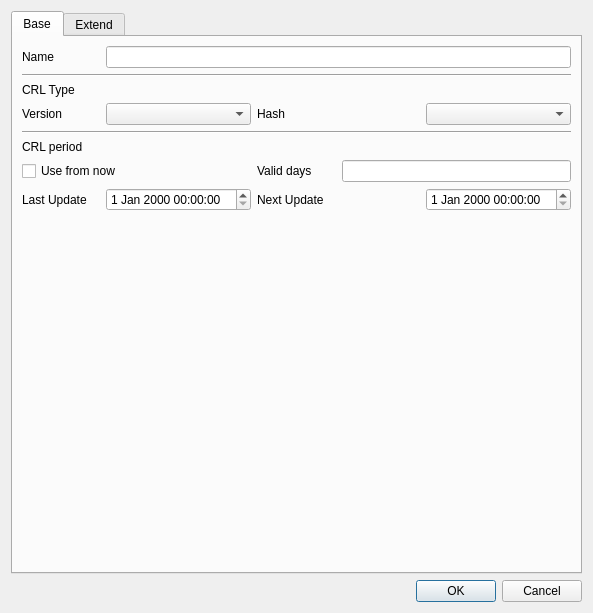
Above: CAMan/make_crl_policy_dlg.ui from jykim74/CertMan before the change. Below: the same form after it.
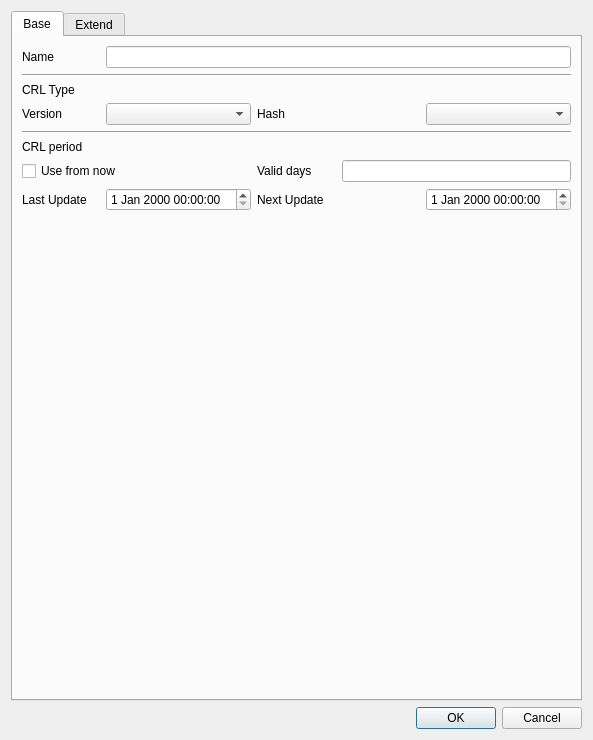
That is the form after the change.

What changed in the file:
```diff
--- a/CAMan/make_crl_policy_dlg.ui
+++ b/CAMan/make_crl_policy_dlg.ui
@@ -7,7 +7,7 @@
     <x>0</x>
     <y>0</y>
     <width>593</width>
-    <height>613</height>
+    <height>740</height>
    </rect>
   </property>
   <property name="windowTitle">
```
Left out of the diff: 132 changed lines with no effect on the pictures.
